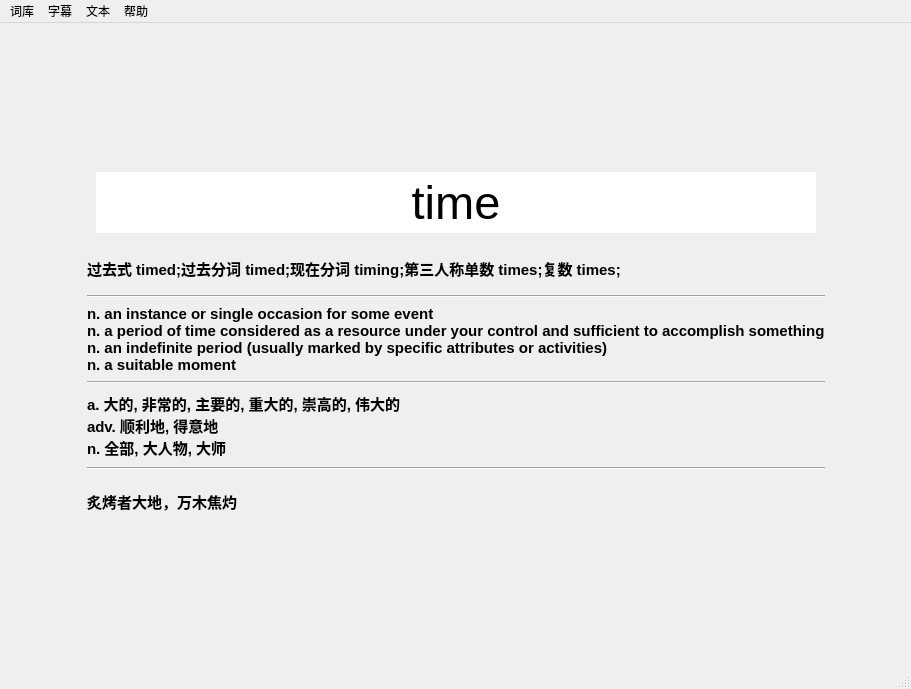
Qt form src/MainWindow.ui (Smithliuying/Engkey) before a commit.
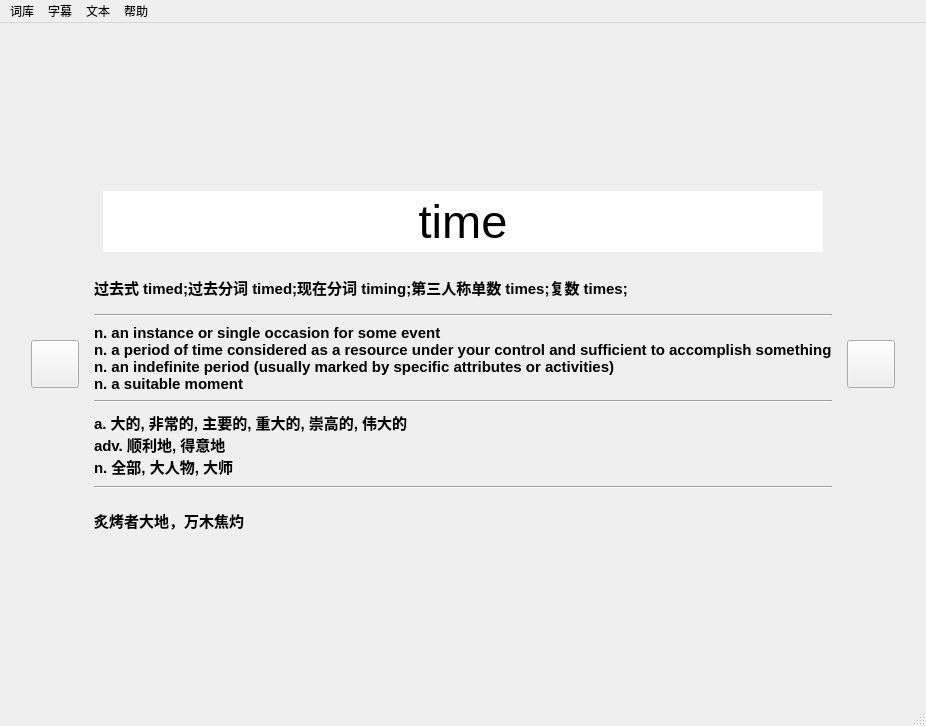
The same form after that commit. Icons and pictures are not drawn.

The edit to the form file:
```diff
--- a/src/MainWindow.ui
+++ b/src/MainWindow.ui
@@ -6,8 +6,8 @@
    <rect>
     <x>0</x>
     <y>0</y>
-    <width>911</width>
-    <height>689</height>
+    <width>926</width>
+    <height>726</height>
    </rect>
   </property>
   <property name="windowTitle">
@@ -15,20 +15,20 @@
   </property>
   <widget class="QWidget" name="centralwidget">
    <layout class="QGridLayout" name="gridLayout_3">
-    <item row="1" column="0">
-     <spacer name="horizontalSpacer_3">
+    <item row="2" column="2">
+     <spacer name="verticalSpacer_2">
       <property name="orientation">
-       <enum>Qt::Horizontal</enum>
+       <enum>Qt::Vertical</enum>
       </property>
       <property name="sizeHint" stdset="0">
        <size>
-        <width>66</width>
-        <height>20</height>
+        <width>20</width>
+        <height>112</height>
        </size>
       </property>
      </spacer>
     </item>
-    <item row="1" column="1">
+    <item row="1" column="2">
      <widget class="QWidget" name="widget" native="true">
       <property name="font">
        <font>
@@ -196,11 +196,58 @@
       </layout>
      </widget>
     </item>
-    <item row="1" column="2">
+    <item row="1" column="3">
+     <widget class="QPushButton" name="btn_next">
+      <property name="sizePolicy">
+       <sizepolicy hsizetype="Fixed" vsizetype="Fixed">
+        <horstretch>0</horstretch>
+        <verstretch>0</verstretch>
+       </sizepolicy>
+      </property>
+      <property name="minimumSize">
+       <size>
+        <width>48</width>
+        <height>48</height>
+       </size>
+      </property>
+      <property name="maximumSize">
+       <size>
+        <width>48</width>
+        <height>48</height>
+       </size>
+      </property>
+      <property name="styleSheet">
+       <string notr="true">border-image:url(:/image/24gl-nextFrame.png)</string>
+      </property>
+      <property name="text">
+       <string/>
+      </property>
+      <property name="shortcut">
+       <string>Right</string>
+      </property>
+     </widget>
+    </item>
+    <item row="1" column="0">
+     <spacer name="horizontalSpacer_3">
+      <property name="orientation">
+       <enum>Qt::Horizontal</enum>
+      </property>
+      <property name="sizeHint" stdset="0">
+       <size>
+        <width>66</width>
+        <height>20</height>
+       </size>
+      </property>
+     </spacer>
+    </item>
+    <item row="1" column="4">
      <spacer name="horizontalSpacer_4">
       <property name="orientation">
        <enum>Qt::Horizontal</enum>
       </property>
+      <property name="sizeType">
+       <enum>QSizePolicy::Expanding</enum>
+      </property>
       <property name="sizeHint" stdset="0">
        <size>
         <width>66</width>
@@ -209,20 +256,7 @@
       </property>
      </spacer>
     </item>
-    <item row="2" column="1">
-     <spacer name="verticalSpacer_2">
-      <property name="orientation">
-       <enum>Qt::Vertical</enum>
-      </property>
-      <property name="sizeHint" stdset="0">
-       <size>
-        <width>20</width>
-        <height>112</height>
-       </size>
-      </property>
-     </spacer>
-    </item>
-    <item row="0" column="1">
+    <item row="0" column="2">
      <spacer name="verticalSpacer">
       <property name="orientation">
        <enum>Qt::Vertical</enum>
@@ -238,6 +272,34 @@
       </property>
      </spacer>
     </item>
+    <item row="1" column="1">
+     <widget class="QPushButton" name="btn_previous">
+      <property name="sizePolicy">
+       <sizepolicy hsizetype="Fixed" vsizetype="Fixed">
+        <horstretch>0</horstretch>
+        <verstretch>0</verstretch>
+       </sizepolicy>
+      </property>
+      <property name="minimumSize">
+       <size>
+        <width>48</width>
+        <height>48</height>
+       </size>
+      </property>
+      <property name="maximumSize">
+       <size>
+        <width>48</width>
+        <height>48</height>
+       </size>
+      </property>
+      <property name="styleSheet">
+       <string notr="true">border-image:url(:/image/24gl-previousFrame.png)</string>
+      </property>
+      <property name="text">
+       <string/>
+      </property>
+     </widget>
+    </item>
    </layout>
   </widget>
   <widget class="QMenuBar" name="menubar">
@@ -245,7 +307,7 @@
     <rect>
      <x>0</x>
      <y>0</y>
-     <width>911</width>
+     <width>926</width>
      <height>23</height>
     </rect>
    </property>
```
Left out of the diff: 46 changed lines with no effect on the pictures.
